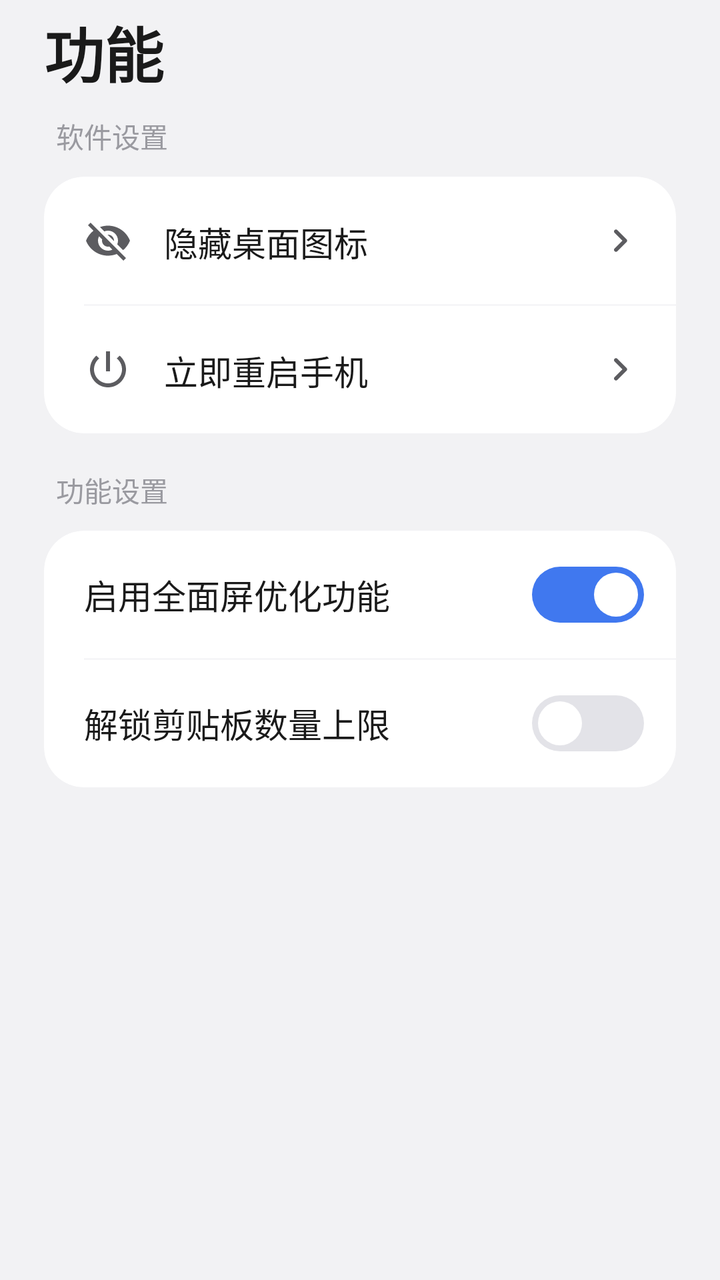
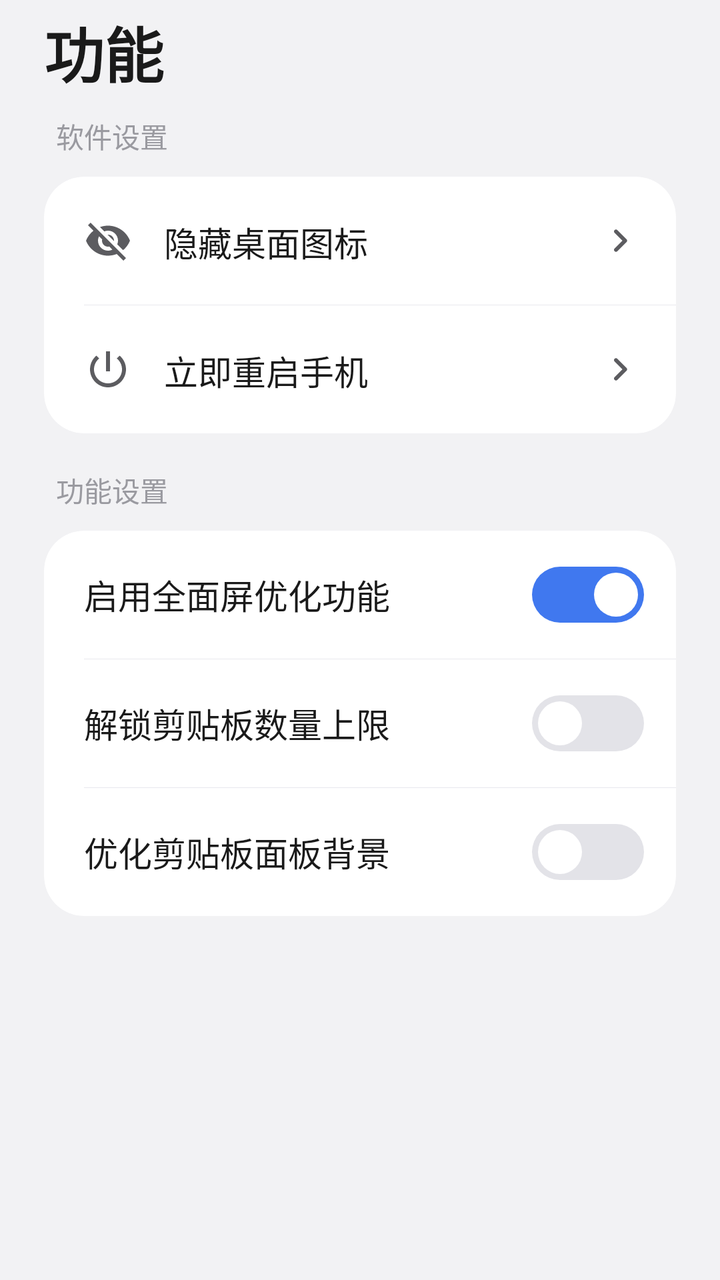

Screens rendered from an Android XML layout before and after an edit, with the pre-edit source and the edit as a unified diff.
<!-- AndroidManifest.xml: fallback theme Theme.MaterialComponents.DayNight.NoActionBar -->
<!-- res/layout/fragment_feature.xml -->
<?xml version="1.0" encoding="utf-8"?>
<ScrollView xmlns:android="http://schemas.android.com/apk/res/android"
    android:layout_width="match_parent"
    android:layout_height="match_parent"
    android:background="@color/bg_surface"
    android:clipToPadding="false"
    android:fillViewport="true"
    android:paddingBottom="96dp">

    <LinearLayout
        android:layout_width="match_parent"
        android:layout_height="wrap_content"
        android:orientation="vertical"
        android:paddingStart="22dp"
        android:paddingEnd="22dp"
        android:paddingBottom="20dp">

        
        <LinearLayout
            android:layout_width="match_parent"
            android:layout_height="wrap_content"
            android:orientation="vertical"
            android:paddingTop="4dp"
            android:paddingBottom="10dp">

            <TextView
                android:layout_width="wrap_content"
                android:layout_height="wrap_content"
                android:text="功能"
                android:textColor="@color/text_primary"
                android:textSize="30sp"
                android:textStyle="bold" />
        </LinearLayout>

        <TextView
            android:layout_width="wrap_content"
            android:layout_height="wrap_content"
            android:layout_marginStart="6dp"
            android:layout_marginBottom="10dp"
            android:text="软件设置"
            android:textColor="@color/text_tertiary"
            android:textSize="14sp" />

        <LinearLayout
            android:layout_width="match_parent"
            android:layout_height="wrap_content"
            android:background="@drawable/card_bg"
            android:clipToOutline="true"
            android:orientation="vertical">

            <LinearLayout
                android:id="@+id/rowHideIcon"
                android:layout_width="match_parent"
                android:layout_height="64dp"
                android:background="@drawable/row_ripple"
                android:clickable="true"
                android:focusable="true"
                android:gravity="center_vertical"
                android:orientation="horizontal"
                android:paddingStart="20dp"
                android:paddingTop="20dp"
                android:paddingEnd="16dp"
                android:paddingBottom="20dp">

                <ImageView
                    android:layout_width="24dp"
                    android:layout_height="24dp"
                    android:layout_marginEnd="16dp"
                    android:src="@drawable/ic_eye_off"
                    android:tint="@color/text_secondary" />

                <LinearLayout
                    android:layout_width="0dp"
                    android:layout_height="wrap_content"
                    android:layout_weight="1"
                    android:orientation="vertical">

                    <TextView
                        android:id="@+id/tvHideIcon"
                        android:layout_width="wrap_content"
                        android:layout_height="wrap_content"
                        android:text="隐藏桌面图标"
                        android:textColor="@color/text_primary"
                        android:textSize="17sp" />

                    <TextView
                        android:id="@+id/tvHideIconSub"
                        android:layout_width="wrap_content"
                        android:layout_height="wrap_content"
                        android:layout_marginTop="4dp"
                        android:text="LSPosed 内仍可打开模块设置"
                        android:textColor="@color/text_tertiary"
                        android:textSize="14sp" />
                </LinearLayout>

                <ImageView
                    android:layout_width="24dp"
                    android:layout_height="24dp"
                    android:src="@drawable/ic_chevron"
                    android:tint="@color/text_secondary" />
            </LinearLayout>

            <View
                android:layout_width="match_parent"
                android:layout_height="1px"
                android:layout_marginStart="20dp"
                android:background="@color/divider" />

            <LinearLayout
                android:id="@+id/rowReboot"
                android:layout_width="match_parent"
                android:layout_height="64dp"
                android:background="@drawable/row_ripple"
                android:clickable="true"
                android:focusable="true"
                android:gravity="center_vertical"
                android:orientation="horizontal"
                android:paddingStart="20dp"
                android:paddingTop="20dp"
                android:paddingEnd="16dp"
                android:paddingBottom="20dp">

                <ImageView
                    android:layout_width="24dp"
                    android:layout_height="24dp"
                    android:layout_marginEnd="16dp"
                    android:src="@drawable/ic_restart"
                    android:tint="@color/text_secondary" />

                <LinearLayout
                    android:layout_width="0dp"
                    android:layout_height="wrap_content"
                    android:layout_weight="1"
                    android:orientation="vertical">

                    <TextView
                        android:id="@+id/tvReboot"
                        android:layout_width="wrap_content"
                        android:layout_height="wrap_content"
                        android:text="立即重启手机"
                        android:textColor="@color/text_primary"
                        android:textSize="17sp" />

                    <TextView
                        android:layout_width="wrap_content"
                        android:layout_height="wrap_content"
                        android:layout_marginTop="4dp"
                        android:text="需要 ROOT 权限"
                        android:textColor="@color/text_tertiary"
                        android:textSize="14sp" />
                </LinearLayout>

                <ImageView
                    android:layout_width="24dp"
                    android:layout_height="24dp"
                    android:src="@drawable/ic_chevron"
                    android:tint="@color/text_secondary" />
            </LinearLayout>
        </LinearLayout>

        <TextView
            android:layout_width="wrap_content"
            android:layout_height="wrap_content"
            android:layout_marginStart="6dp"
            android:layout_marginTop="18dp"
            android:layout_marginBottom="10dp"
            android:text="功能设置"
            android:textColor="@color/text_tertiary"
            android:textSize="14sp" />

        <LinearLayout
            android:layout_width="match_parent"
            android:layout_height="wrap_content"
            android:background="@drawable/card_bg"
            android:clipToOutline="true"
            android:orientation="vertical">

            <LinearLayout
                android:id="@+id/rowImeUnlock"
                android:layout_width="match_parent"
                android:layout_height="64dp"
                android:background="@drawable/row_ripple"
                android:clickable="true"
                android:focusable="true"
                android:gravity="center_vertical"
                android:orientation="horizontal"
                android:paddingStart="20dp"
                android:paddingEnd="16dp">

                <TextView
                    android:layout_width="0dp"
                    android:layout_height="wrap_content"
                    android:layout_weight="1"
                    android:text="启用全面屏优化功能"
                    android:textColor="@color/text_primary"
                    android:textSize="17sp" />

                <Switch
                    android:id="@+id/switchImeUnlock"
                    android:layout_width="wrap_content"
                    android:layout_height="wrap_content"
                    android:checked="true"
                    android:switchMinWidth="52dp"
                    android:textOff=""
                    android:textOn=""
                    android:thumb="@drawable/switch_thumb"
                    android:thumbTextPadding="0dp"
                    android:track="@drawable/switch_track" />
            </LinearLayout>

            <View
                android:layout_width="match_parent"
                android:layout_height="1px"
                android:layout_marginStart="20dp"
                android:background="@color/divider" />

            <LinearLayout
                android:id="@+id/rowUnlimitCount"
                android:layout_width="match_parent"
                android:layout_height="64dp"
                android:background="@drawable/row_ripple"
                android:clickable="true"
                android:focusable="true"
                android:gravity="center_vertical"
                android:orientation="horizontal"
                android:paddingStart="20dp"
                android:paddingEnd="16dp">

                <TextView
                    android:layout_width="0dp"
                    android:layout_height="wrap_content"
                    android:layout_weight="1"
                    android:text="解锁剪贴板数量上限"
                    android:textColor="@color/text_primary"
                    android:textSize="17sp" />

                <Switch
                    android:id="@+id/switchUnlimitCount"
                    android:layout_width="wrap_content"
                    android:layout_height="wrap_content"
                    android:checked="false"
                    android:switchMinWidth="52dp"
                    android:textOff=""
                    android:textOn=""
                    android:thumb="@drawable/switch_thumb"
                    android:thumbTextPadding="0dp"
                    android:track="@drawable/switch_track" />
            </LinearLayout>
        </LinearLayout>

    </LinearLayout>
</ScrollView>
<!-- resources referenced by this layout -->
<resources>
  <color name="bg_surface">#F2F2F4</color>
  <color name="divider">#E8E8ED</color>
  <color name="text_primary">#1A1A1A</color>
  <color name="text_secondary">#5C5C60</color>
  <color name="text_tertiary">#9A9AA0</color>
  <!-- drawable card_bg (drawable) -->
  <?xml version="1.0" encoding="utf-8"?>
  <shape xmlns:android="http://schemas.android.com/apk/res/android"
      android:shape="rectangle">
      <solid android:color="@color/card_bg" />
      <corners android:radius="20dp" />
  </shape>
  <!-- drawable ic_chevron (drawable) -->
  <?xml version="1.0" encoding="utf-8"?>
  <vector xmlns:android="http://schemas.android.com/apk/res/android"
      android:width="24dp"
      android:height="24dp"
      android:viewportWidth="24"
      android:viewportHeight="24">
      <path
          android:fillColor="#FF000000"
          android:pathData="M9.29,6.71c-0.39,0.39 -0.39,1.02 0,1.41L13.17,12l-3.88,3.88c-0.39,0.39 -0.39,1.02 0,1.41 0.39,0.39 1.02,0.39 1.41,0l4.59,-4.59c0.39,-0.39 0.39,-1.02 0,-1.41L10.7,6.71c-0.39,-0.39 -1.02,-0.39 -1.41,0z" />
  </vector>
  <!-- drawable ic_eye_off (drawable) -->
  <?xml version="1.0" encoding="utf-8"?>
  <vector xmlns:android="http://schemas.android.com/apk/res/android"
      android:width="24dp"
      android:height="24dp"
      android:viewportWidth="24"
      android:viewportHeight="24">
      <path
          android:fillColor="#FF000000"
          android:pathData="M12,7c2.76,0 5,2.24 5,5 0,0.65 -0.13,1.26 -0.36,1.83l2.92,2.92c1.51,-1.26 2.7,-2.89 3.43,-4.75 -1.73,-4.39 -6,-7.5 -11,-7.5 -1.4,0 -2.74,0.25 -3.98,0.7l2.16,2.16C10.74,7.13 11.35,7 12,7zM2,4.27l2.28,2.28 0.46,0.46C3.08,8.3 1.78,10.02 1,12c1.73,4.39 6,7.5 11,7.5 1.55,0 3.03,-0.3 4.38,-0.84l0.42,0.42L19.73,22 21,20.73 3.27,3 2,4.27zM7.53,9.8l1.55,1.55c-0.05,0.21 -0.08,0.43 -0.08,0.65 0,1.66 1.34,3 3,3 0.22,0 0.44,-0.03 0.65,-0.08l1.55,1.55c-0.67,0.33 -1.41,0.53 -2.2,0.53 -2.76,0 -5,-2.24 -5,-5 0,-0.79 0.2,-1.53 0.53,-2.2zM11.84,9.02l3.15,3.15 0.02,-0.16c0,-1.66 -1.34,-3 -3,-3l-0.17,0.01z" />
  </vector>
  <!-- drawable ic_restart (drawable) -->
  <?xml version="1.0" encoding="utf-8"?>
  <vector xmlns:android="http://schemas.android.com/apk/res/android"
      android:width="24dp"
      android:height="24dp"
      android:viewportWidth="24"
      android:viewportHeight="24">
      <path
          android:fillColor="#FF000000"
          android:pathData="M13,3h-2v10h2L13,3zM17.83,5.17l-1.42,1.42C17.99,7.86 19,9.81 19,12c0,3.87 -3.13,7 -7,7s-7,-3.13 -7,-7c0,-2.19 1.01,-4.14 2.58,-5.42L6.17,5.17C4.23,6.82 3,9.26 3,12c0,4.97 4.03,9 9,9s9,-4.03 9,-9c0,-2.74 -1.23,-5.18 -3.17,-6.83z" />
  </vector>
  <!-- drawable row_ripple (drawable) -->
  <?xml version="1.0" encoding="utf-8"?>
  <ripple xmlns:android="http://schemas.android.com/apk/res/android"
      android:color="?android:attr/colorControlHighlight">
      <item android:id="@android:id/mask">
          <shape>
              <corners android:radius="14dp" />
              
              <solid android:color="#FFFFFFFF" />
          </shape>
      </item>
  </ripple>
  <!-- drawable switch_thumb (drawable) -->
  <?xml version="1.0" encoding="utf-8"?>
  <layer-list xmlns:android="http://schemas.android.com/apk/res/android">
      <item
          android:bottom="3dp"
          android:left="3dp"
          android:right="3dp"
          android:top="3dp">
          <shape android:shape="oval">
              <size
                  android:width="22dp"
                  android:height="22dp" />
              <solid android:color="@color/switch_thumb_color" />
          </shape>
      </item>
  </layer-list>
  <!-- drawable switch_track (drawable) -->
  <?xml version="1.0" encoding="utf-8"?>
  <shape xmlns:android="http://schemas.android.com/apk/res/android"
      android:shape="rectangle">
      <size
          android:width="52dp"
          android:height="28dp" />
      <corners android:radius="14dp" />
      <solid android:color="@color/switch_track_color" />
  </shape>
  <color name="card_bg">#FFFFFF</color>
</resources>

<!-- the commit's change to res/layout/fragment_feature.xml (unified diff, before → after) -->
@@ -246,6 +246,45 @@
                     android:thumbTextPadding="0dp"
                     android:track="@drawable/switch_track" />
             </LinearLayout>
+
+            <View
+                android:layout_width="match_parent"
+                android:layout_height="1px"
+                android:layout_marginStart="20dp"
+                android:background="@color/divider" />
+
+            <LinearLayout
+                android:id="@+id/rowPanelColor"
+                android:layout_width="match_parent"
+                android:layout_height="64dp"
+                android:background="@drawable/row_ripple"
+                android:clickable="true"
+                android:focusable="true"
+                android:gravity="center_vertical"
+                android:orientation="horizontal"
+                android:paddingStart="20dp"
+                android:paddingEnd="16dp">
+
+                <TextView
+                    android:layout_width="0dp"
+                    android:layout_height="wrap_content"
+                    android:layout_weight="1"
+                    android:text="优化剪贴板面板背景"
+                    android:textColor="@color/text_primary"
+                    android:textSize="17sp" />
+
+                <Switch
+                    android:id="@+id/switchPanelColor"
+                    android:layout_width="wrap_content"
+                    android:layout_height="wrap_content"
+                    android:checked="false"
+                    android:switchMinWidth="52dp"
+                    android:textOff=""
+                    android:textOn=""
+                    android:thumb="@drawable/switch_thumb"
+                    android:thumbTextPadding="0dp"
+                    android:track="@drawable/switch_track" />
+            </LinearLayout>
         </LinearLayout>
 
     </LinearLayout>
